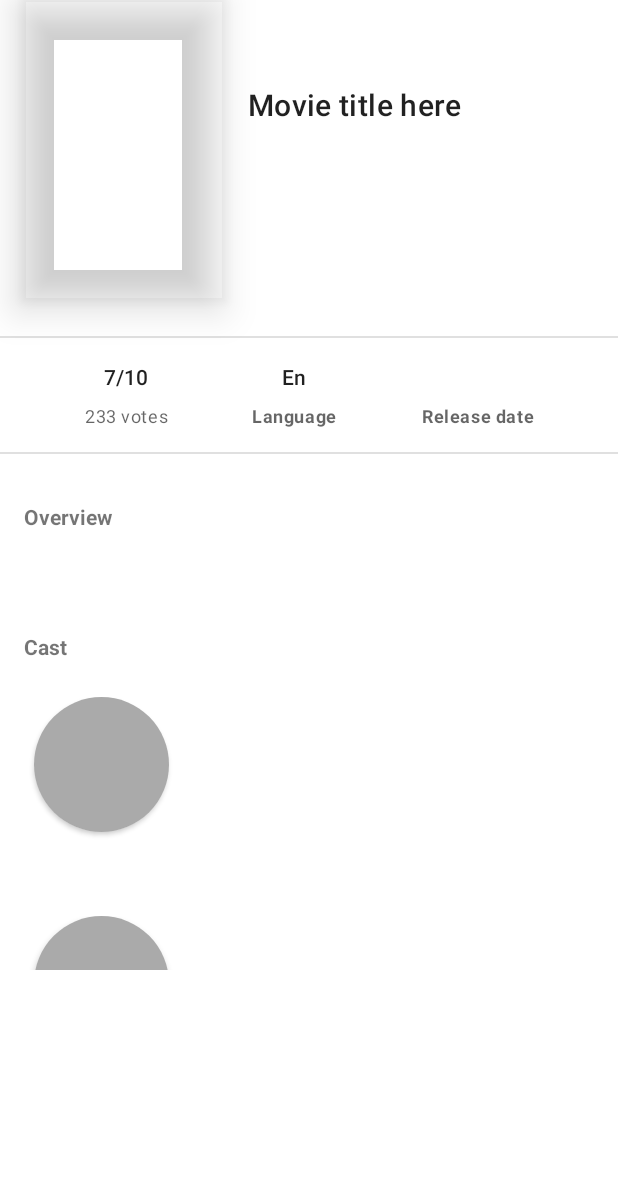
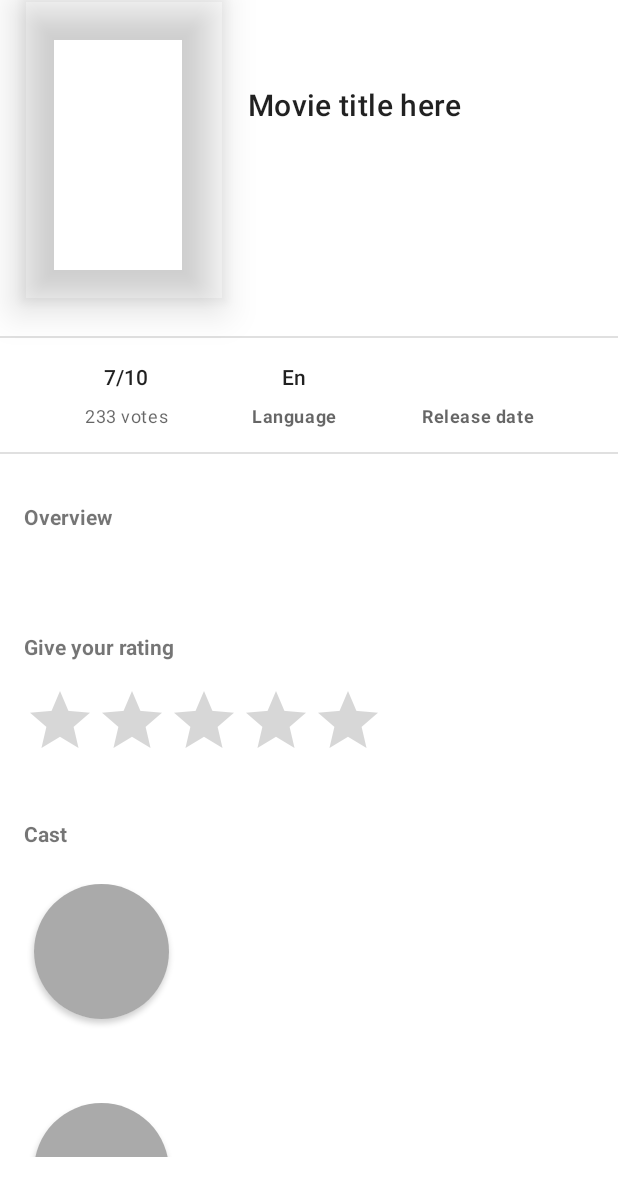
Before and after one commit to anvesh523/MovieList-MVVM-Sample, an Android app: the layout details_info.xml on its own in the app's theme, with its tools: preview values and no code run, on a phone screen of 412 x 824 dp. Shown: the top 1196 px of the screen. Run offline under Robolectric (Android 15) with nearby library versions, the phone set to English and light mode, and no system bars.

Commit message:
Movie ratings impl

```diff
--- a/app/src/main/java/com/example/androidapp/ApiInterface.java
+++ b/app/src/main/java/com/example/androidapp/ApiInterface.java
@@ -1,7 +1,11 @@
 package com.example.androidapp;
 
+import com.google.gson.JsonObject;
+
 import retrofit2.Call;
+import retrofit2.http.Body;
 import retrofit2.http.GET;
+import retrofit2.http.POST;
 import retrofit2.http.Path;
 import retrofit2.http.Query;
 
@@ -19,4 +23,7 @@ public interface ApiInterface {
     @GET("movie/{movie_id}/credits")
     Call<MovieResult> getMovieCredits(@Path("movie_id") int id, @Query("api_key") String key);
 
+    @POST("movie/{movie_id}/rating")
+    Call<JsonObject> postMovieRating(@Path("movie_id") int id, @Query("api_key") String key, @Body JsonObject request);
+
 }
--- a/app/src/main/java/com/example/androidapp/MovieViewModel.java
+++ b/app/src/main/java/com/example/androidapp/MovieViewModel.java
@@ -2,13 +2,17 @@ package com.example.androidapp;
 
 import android.app.Application;
 import android.util.Log;
+import android.widget.RatingBar;
+import android.widget.Toast;
 
 import androidx.annotation.NonNull;
+import androidx.databinding.BindingAdapter;
 import androidx.lifecycle.AndroidViewModel;
 import androidx.lifecycle.LiveData;
 import androidx.lifecycle.MutableLiveData;
 
 import com.google.gson.Gson;
+import com.google.gson.JsonObject;
 
 import java.util.List;
 
@@ -41,22 +45,22 @@ public class MovieViewModel extends AndroidViewModel {
     }
 
     LiveData<MovieResult> callAPI(int page) {
-     // Create handle for the RetrofitInstance interface
+        // Create handle for the RetrofitInstance interface
         ApiInterface service = RetrofitApiInstance.getRetrofitInstance().create(ApiInterface.class);
         Call<MovieResult> call = service.getAllMovies(BuildConfig.API_KEY, page);
         call.enqueue(new Callback<MovieResult>() {
             @Override
-            public void onResponse(@NonNull Call<MovieResult> call,@NonNull Response<MovieResult> response) {
-                Log.d("TAG", "Result: "+new Gson().toJson(response.body()));
+            public void onResponse(@NonNull Call<MovieResult> call, @NonNull Response<MovieResult> response) {
+                Log.d("TAG", "Result: " + new Gson().toJson(response.body()));
                 if (response.isSuccessful()) {
                     mutableLiveData.setValue(response.body());
                 }
             }
 
             @Override
-            public void onFailure(@NonNull Call<MovieResult> call,@NonNull Throwable t) {
+            public void onFailure(@NonNull Call<MovieResult> call, @NonNull Throwable t) {
                 t.printStackTrace();
-                Log.d("TAG", "Error: "+t.getMessage());
+                Log.d("TAG", "Error: " + t.getMessage());
                 mutableLiveData.setValue(null);
             }
         });
@@ -69,7 +73,7 @@ public class MovieViewModel extends AndroidViewModel {
         call.enqueue(new Callback<Movies>() {
             @Override
             public void onResponse(@NonNull Call<Movies> call, @NonNull Response<Movies> response) {
-                Log.d("TAG", "Result: "+new Gson().toJson(response.body()));
+                Log.d("TAG", "Result: " + new Gson().toJson(response.body()));
                 if (response.isSuccessful()) {
                     movieLiveData.setValue(response.body());
                 }
@@ -78,7 +82,7 @@ public class MovieViewModel extends AndroidViewModel {
             @Override
             public void onFailure(@NonNull Call<Movies> call, @NonNull Throwable t) {
                 t.printStackTrace();
-                Log.d("TAG", "Error: "+t.getMessage());
+                Log.d("TAG", "Error: " + t.getMessage());
                 movieLiveData.setValue(null);
             }
         });
@@ -92,7 +96,7 @@ public class MovieViewModel extends AndroidViewModel {
         call.enqueue(new Callback<MovieResult>() {
             @Override
             public void onResponse(@NonNull Call<MovieResult> call, @NonNull Response<MovieResult> response) {
-                Log.d("TAG", "Result: "+new Gson().toJson(response.body()));
+                Log.d("TAG", "Result: " + new Gson().toJson(response.body()));
                 if (response.isSuccessful()) {
                     if (response.body() != null) {
                         movieCastLiveData.setValue(response.body().getCasts());
@@ -103,7 +107,7 @@ public class MovieViewModel extends AndroidViewModel {
             @Override
             public void onFailure(@NonNull Call<MovieResult> call, @NonNull Throwable t) {
                 t.printStackTrace();
-                Log.d("TAG", "Error: "+t.getMessage());
+                Log.d("TAG", "Error: " + t.getMessage());
                 movieCastLiveData.setValue(null);
             }
         });
@@ -111,4 +115,27 @@ public class MovieViewModel extends AndroidViewModel {
         return movieCastLiveData;
     }
 
+    @BindingAdapter("setRating")
+    public static void postMovieRating(RatingBar ratingBarView, int id) {
+        ratingBarView.setOnRatingBarChangeListener((ratingBar, rating, fromUser) -> {
+            JsonObject object = new JsonObject();
+            object.addProperty("value", (rating * 2));
+            ApiInterface service = RetrofitApiInstance.getRetrofitInstance().create(ApiInterface.class);
+            Call<JsonObject> call = service.postMovieRating(id, BuildConfig.API_KEY, object);
+            call.enqueue(new Callback<JsonObject>() {
+                @Override
+                public void onResponse(@NonNull Call<JsonObject> call, @NonNull Response<JsonObject> response) {
+                    Toast.makeText(ratingBarView.getContext(), "Thanks for rating the movie..", Toast.LENGTH_SHORT).show();
+                    Log.d("TAG", "Result: " + new Gson().toJson(response.body()));
+                }
+
+                @Override
+                public void onFailure(@NonNull Call<JsonObject> call, @NonNull Throwable t) {
+                    t.printStackTrace();
+                    Log.d("TAG", "Error: " + t.getMessage());
+                }
+            });
+        });
+    }
+
 }
--- a/app/src/main/java/com/example/androidapp/Movies.java
+++ b/app/src/main/java/com/example/androidapp/Movies.java
@@ -3,8 +3,6 @@ package com.example.androidapp;
 import android.content.Context;
 import android.content.Intent;
 import android.net.Uri;
-import android.util.Log;
-import android.widget.CompoundButton;
 import android.widget.ImageView;
 import android.widget.TextView;
 
@@ -12,7 +10,6 @@ import androidx.cardview.widget.CardView;
 import androidx.databinding.BindingAdapter;
 
 import com.bumptech.glide.Glide;
-import com.bumptech.glide.request.RequestOptions;
 import com.google.android.material.chip.Chip;
 import com.google.android.material.chip.ChipGroup;
 import com.google.gson.annotations.SerializedName;
--- a/app/src/main/res/layout/details_info.xml
+++ b/app/src/main/res/layout/details_info.xml
@@ -8,6 +8,10 @@
         <variable
             name="movieDetails"
             type="com.example.androidapp.Movies" />
+
+        <variable
+            name="viewModel"
+            type="com.example.androidapp.MovieViewModel" />
     </data>
 
     <androidx.constraintlayout.widget.ConstraintLayout
@@ -43,8 +47,8 @@
                 android:layout_height="match_parent"
                 android:contentDescription="@string/app_name"
                 android:scaleType="centerInside"
-                tools:image="@{movieDetails.posterPath}"
-                tools:background="@tools:sample/backgrounds/scenic" />
+                tools:background="@tools:sample/backgrounds/scenic"
+                tools:image="@{movieDetails.posterPath}" />
 
         </androidx.cardview.widget.CardView>
 
@@ -71,10 +75,10 @@
             android:layout_marginEnd="16dp"
             android:clickable="false"
             android:focusable="false"
-            tools:items="@{movieDetails.genres}"
             app:layout_constraintEnd_toEndOf="parent"
             app:layout_constraintStart_toStartOf="@+id/text_title"
-            app:layout_constraintTop_toBottomOf="@+id/text_title" />
+            app:layout_constraintTop_toBottomOf="@+id/text_title"
+            tools:items="@{movieDetails.genres}" />
         <!--tools:items="@{movieDetails.genres}"
         app:visibleGone="@{movieDetails.genres != null}"-->
 
@@ -103,9 +107,9 @@
             android:layout_marginTop="8dp"
             android:layout_marginEnd="16dp"
             android:text="@string/release_date"
-            android:textStyle="bold"
             android:textAppearance="@style/TextAppearance.MaterialComponents.Caption"
             android:textColor="@color/secondaryText"
+            android:textStyle="bold"
             app:layout_constraintEnd_toEndOf="parent"
             app:layout_constraintStart_toEndOf="@+id/label_language"
             app:layout_constraintTop_toBottomOf="@+id/text_release_date" />
@@ -159,13 +163,13 @@
             android:layout_height="wrap_content"
             android:layout_marginTop="8dp"
             android:text="@string/language"
-            android:textStyle="bold"
             android:textAppearance="@style/TextAppearance.MaterialComponents.Caption"
             android:textColor="@color/secondaryText"
-            tools:webViewClick="@{movieDetails.homepage}"
+            android:textStyle="bold"
             app:layout_constraintEnd_toStartOf="@+id/label_release_date"
             app:layout_constraintStart_toEndOf="@+id/label_vote"
-            app:layout_constraintTop_toBottomOf="@+id/text_language" />
+            app:layout_constraintTop_toBottomOf="@+id/text_language"
+            tools:webViewClick="@{movieDetails.homepage}" />
 
         <TextView
             android:id="@+id/text_language"
@@ -217,6 +221,29 @@
             tools:text="@tools:sample/lorem" />
 
         <TextView
+            android:id="@+id/label_rating"
+            android:layout_width="wrap_content"
+            android:layout_height="wrap_content"
+            android:layout_marginStart="16dp"
+            android:layout_marginTop="32dp"
+            android:text="@string/label_rating"
+            android:textStyle="bold"
+            app:layout_constraintStart_toStartOf="parent"
+            app:layout_constraintTop_toBottomOf="@+id/text_overview" />
+
+        <RatingBar
+            android:id="@+id/movie_rating"
+            android:layout_width="wrap_content"
+            android:layout_height="wrap_content"
+            android:numStars="5"
+            android:layout_marginStart="16dp"
+            android:layout_marginTop="16dp"
+            android:layout_marginEnd="16dp"
+            app:setRating="@{movieDetails.id}"
+            app:layout_constraintStart_toStartOf="parent"
+            app:layout_constraintTop_toBottomOf="@+id/label_rating" />
+
+        <TextView
             android:id="@+id/label_cast"
             android:layout_width="wrap_content"
             android:layout_height="wrap_content"
@@ -225,7 +252,7 @@
             android:text="@string/label_cast"
             android:textStyle="bold"
             app:layout_constraintStart_toStartOf="parent"
-            app:layout_constraintTop_toBottomOf="@+id/text_overview" />
+            app:layout_constraintTop_toBottomOf="@+id/movie_rating" />
 
         <androidx.recyclerview.widget.RecyclerView
             android:id="@+id/recycler_view_cast_movie_detail"
@@ -233,9 +260,9 @@
             android:layout_height="190dp"
             android:layout_marginTop="16dp"
             android:nestedScrollingEnabled="false"
-            tools:listitem="@layout/item_cast"
             app:layout_constraintStart_toStartOf="parent"
             app:layout_constraintTop_toBottomOf="@+id/label_cast"
+            tools:listitem="@layout/item_cast"
             tools:targetApi="lollipop" />
 
     </androidx.constraintlayout.widget.ConstraintLayout>
--- a/app/src/main/res/values/strings.xml
+++ b/app/src/main/res/values/strings.xml
@@ -3,6 +3,7 @@
 
     <string name="label_cast">Cast</string>
     <string name="label_overview">Overview</string>
+    <string name="label_rating">Give your rating</string>
     <string name="release_date">Release date</string>
     <string name="label_votes">%s votes</string>
     <string name="language">Language</string>
```
